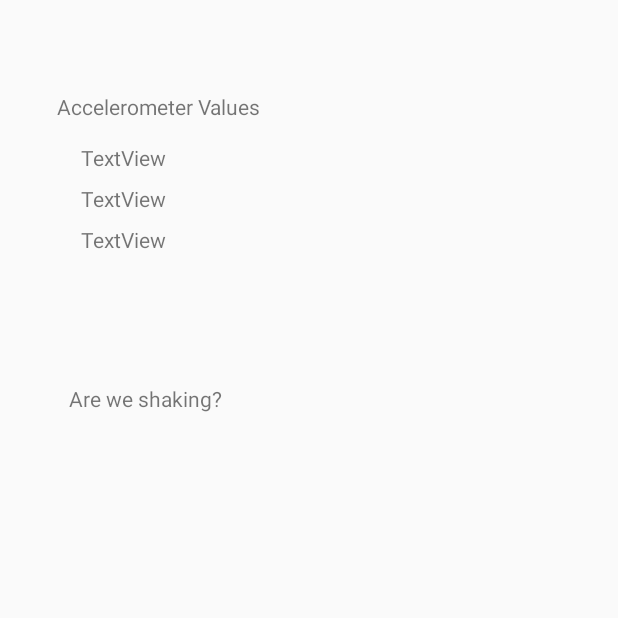
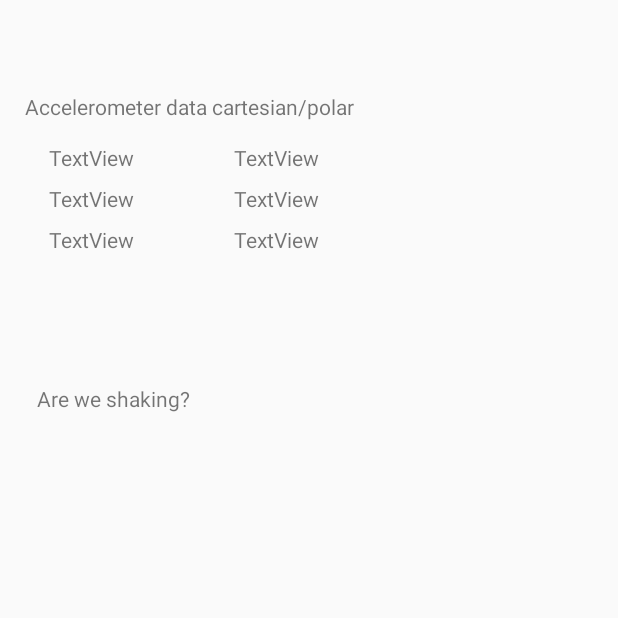
Before and after one commit to dic15afr/Danz, an Android app: the Test screen opened directly, with no data from a screen before it, on a phone screen of 412 x 824 dp, the top half of it. Run offline under Robolectric (Android 15) with nearby library versions, the phone set to English and light mode, and no system bars.

Commit message:
Test view also displays angles

```diff
--- a/app/src/main/java/com/applications/duckle/danz/Accelerometer.java
+++ b/app/src/main/java/com/applications/duckle/danz/Accelerometer.java
@@ -1,7 +1,7 @@
 package com.applications.duckle.danz;
-
 
 public class Accelerometer {
 
+    private int current_move;
 
 }
--- a/app/src/main/java/com/applications/duckle/danz/Test.java
+++ b/app/src/main/java/com/applications/duckle/danz/Test.java
@@ -18,12 +18,13 @@ public class Test extends AppCompatActivity implements SensorEventListener {
     private SensorManager mSensorManager;
     private Sensor acc_sensors;
     private float [] acc_values;
-    TextView xText, yText, zText, shakeText;
+    TextView xText, yText, zText, shakeText, thetaText, gravText, phiText;
     ImageView shakeIndicator;
     LinearLayout backGround;
     private long lastUpdate;
-    private final int SHAKE_THRESHOLD = 800;
+    private final int SHAKE_THRESHOLD = 400;
     float last_x, last_y, last_z;
+    double last_theta;
     private int move;
 
 
@@ -36,12 +37,16 @@ public class Test extends AppCompatActivity implements SensorEventListener {
         xText = (TextView) findViewById(R.id.text_x);
         yText = (TextView) findViewById(R.id.text_y);
         zText = (TextView) findViewById(R.id.text_z);
+        thetaText = (TextView) findViewById(R.id.text_theta);
+        phiText = (TextView) findViewById(R.id.text_phi);
+        gravText = (TextView) findViewById(R.id.text_gravity);
         shakeText = (TextView) findViewById(R.id.text_shake);
         mSensorManager.registerListener(this, acc_sensors, SensorManager.SENSOR_DELAY_GAME);
         lastUpdate = System.currentTimeMillis();
         last_x = 0;
         last_y = 0;
         last_z = 0;
+        last_theta = 0;
         shakeIndicator = (ImageView) findViewById(R.id.indicator_shake);
         backGround = (LinearLayout) findViewById(R.id.background);
         move = 0;
@@ -52,9 +57,9 @@ public class Test extends AppCompatActivity implements SensorEventListener {
     @Override
     public void onSensorChanged(SensorEvent sensorEvent) {
         acc_values = sensorEvent.values;
-        xText.setText("X: " + roundPrecision(acc_values[0], 3));
-        yText.setText("Y: " + roundPrecision(acc_values[1], 3));
-        zText.setText("Z: " + roundPrecision(acc_values[2], 3));
+        xText.setText("X: " + roundPrecision(acc_values[0], 1));
+        yText.setText("Y: " + roundPrecision(acc_values[1], 1));
+        zText.setText("Z: " + roundPrecision(acc_values[2], 1));
 
 
         long curTime = System.currentTimeMillis();
@@ -62,6 +67,7 @@ public class Test extends AppCompatActivity implements SensorEventListener {
         if ((curTime - lastUpdate) > 100) {
             long diffTime = (curTime - lastUpdate);
             lastUpdate = curTime;
+
 
             float x = sensorEvent.values[SensorManager.DATA_X];
             float y = sensorEvent.values[SensorManager.DATA_Y];
@@ -74,8 +80,31 @@ public class Test extends AppCompatActivity implements SensorEventListener {
             float max = Math.max(x_speed, y_speed);
             max = Math.max(max, z_speed);
 
+            // will always point down.
+            double grav = Math.sqrt(
+                    Math.pow((double)x, 2) +
+                    Math.pow((double)y, 2)+
+                    Math.pow((double)z, 2));
 
-            if (x_speed > SHAKE_THRESHOLD && x_speed == max) {
+            // angle in x-y plane
+            double theta = Math.toDegrees(Math.atan2(y, x));
+
+            // inclination angle based on the y-z plane
+            double phi = Math.toDegrees(Math.atan2(z, y));
+
+            // value doesnt matter, difference is important
+            double ang_speed = Math.abs(theta - last_theta) / diffTime * 10000;
+
+            thetaText.setText("Theta: " + roundPrecision((float)theta, 3));
+            phiText.setText("Phi: " + roundPrecision((float)phi, 3));
+            gravText.setText("Gravity: " + roundPrecision((float)grav, 3));
+
+            max = Math.max(max, (float)ang_speed);
+
+
+            //if (ang_speed > SHAKE_THRESHOLD){
+            //    backGround.setBackgroundColor(Color.YELLOW);
+             if (x_speed > SHAKE_THRESHOLD && x_speed == max) {
                 shakeText.setText("Shaking left right");
                 backGround.setBackgroundColor(Color.RED);
             } else if (y_speed > SHAKE_THRESHOLD && y_speed == max) {
@@ -84,13 +113,17 @@ public class Test extends AppCompatActivity implements SensorEventListener {
             }  else if (z_speed > SHAKE_THRESHOLD && z_speed == max) {
                 shakeText.setText("Shaking forward backward");
                 backGround.setBackgroundColor(Color.BLUE);
-            } else {
+            } //else if (ang_speed > SHAKE_THRESHOLD && ang_speed == max){
+             //   shakeText.setText("Twisting");
+            //    backGround.setBackgroundColor(Color.YELLOW);
+             else {
                 shakeText.setText("Not shaking");
                 backGround.setBackgroundColor(Color.WHITE);
             }
             last_x = x;
             last_y = y;
             last_z = z;
+            last_theta = theta;
         }
 
     }
--- a/app/src/main/res/layout/activity_test.xml
+++ b/app/src/main/res/layout/activity_test.xml
@@ -9,13 +9,13 @@
 
     <TextView
         android:id="@+id/textView"
-        android:layout_width="231dp"
+        android:layout_width="348dp"
         android:layout_height="26dp"
         android:layout_marginBottom="8dp"
         android:layout_marginEnd="8dp"
         android:layout_marginStart="8dp"
         android:layout_marginTop="8dp"
-        android:text="Accelerometer Values"
+        android:text="Accelerometer data cartesian/polar"
         app:layout_constraintBottom_toBottomOf="parent"
         app:layout_constraintEnd_toEndOf="parent"
         app:layout_constraintHorizontal_bias="0.184"
@@ -85,7 +85,7 @@
     <LinearLayout
         android:id="@+id/background"
         android:layout_width="368dp"
-        android:layout_height="547dp"
+        android:layout_height="229dp"
         android:layout_marginBottom="8dp"
         android:layout_marginEnd="8dp"
         android:layout_marginStart="8dp"
@@ -94,6 +94,36 @@
         app:layout_constraintBottom_toBottomOf="parent"
         app:layout_constraintEnd_toEndOf="parent"
         app:layout_constraintStart_toStartOf="parent"
-        app:layout_constraintTop_toTopOf="parent"></LinearLayout>
+        app:layout_constraintTop_toBottomOf="@+id/text_shake"></LinearLayout>
+
+    <TextView
+        android:id="@+id/text_gravity"
+        android:layout_width="wrap_content"
+        android:layout_height="wrap_content"
+        android:layout_marginStart="24dp"
+        android:layout_marginTop="8dp"
+        android:text="TextView"
+        app:layout_constraintStart_toEndOf="@+id/text_x"
+        app:layout_constraintTop_toBottomOf="@+id/textView" />
+
+    <TextView
+        android:id="@+id/text_theta"
+        android:layout_width="wrap_content"
+        android:layout_height="wrap_content"
+        android:layout_marginStart="24dp"
+        android:layout_marginTop="8dp"
+        android:text="TextView"
+        app:layout_constraintStart_toEndOf="@+id/text_y"
+        app:layout_constraintTop_toBottomOf="@+id/text_gravity" />
+
+    <TextView
+        android:id="@+id/text_phi"
+        android:layout_width="wrap_content"
+        android:layout_height="wrap_content"
+        android:layout_marginStart="24dp"
+        android:layout_marginTop="8dp"
+        android:text="TextView"
+        app:layout_constraintStart_toEndOf="@+id/text_z"
+        app:layout_constraintTop_toBottomOf="@+id/text_theta" />
 
 </android.support.constraint.ConstraintLayout>
```
